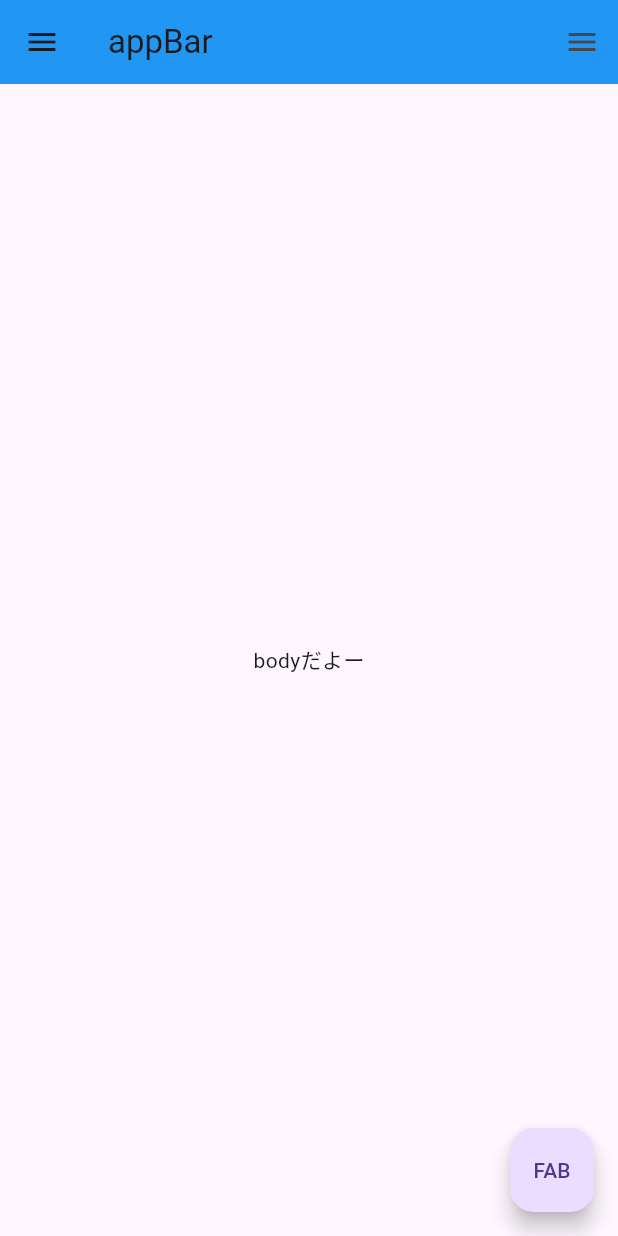
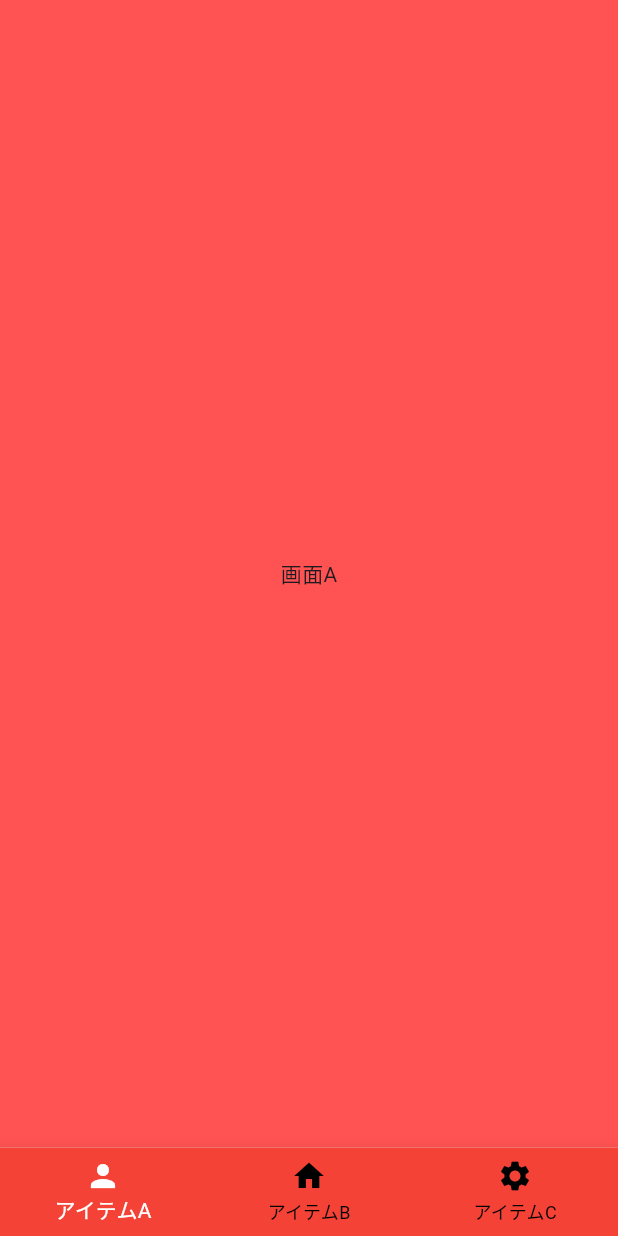
Before and after one commit to f04k04369/flutter-practice_02, a Flutter app: the screen it shows after launch, on a phone screen of 412 x 824 dp. Run offline on Flutter 3.47's test engine with Material 3 defaults, Android fonts, the light colour scheme and no system bars; our stand-ins replace flutter_riverpod.

Commit message:
#13 bottomnabigationbarについての解説

```diff
--- a/project/lib/main.dart
+++ b/project/lib/main.dart
@@ -1,52 +1,80 @@
 import 'package:flutter/material.dart';
-import 'package:project/sideMenu.dart';
+import 'package:flutter_riverpod/flutter_riverpod.dart';
+import 'package:project/page_a.dart';
+import 'package:project/page_b.dart';
+import 'package:project/page_c.dart';
 
+
+// アプリ全体
 main() {
-  // ウィジェット定義
-  final appBar = AppBar(
-    title: const Text('appBar'),
-    backgroundColor: Colors.blue,
+  // アプリ
+  const app = MaterialApp(
+    debugShowCheckedModeBanner: false,
+    home: Root(),
   );
+  const scope = ProviderScope(child: app);
 
-  // ドロワー
-  final drawer = Drawer(
-    child: SideMenu(),
-  );
+  runApp(scope);
+}
 
-  // エンドドロワー
-  final endDrawer = Drawer(
-    child: SideMenu(),
-  );
+// プロバイダー
+final indexProvider = StateProvider(
+  (ref) {
+// 変化させたいデータ
+    return 0;
+  },
+);
 
-  // フローティングアクションボタン
-    final fab = FloatingActionButton(
-      onPressed: () {
-        debugPrint('アクションボタンが押されました');
-      } ,
-      child: const Text('FAB'),
+// 画面全体を定義
+class Root extends ConsumerWidget {
+  const Root({super.key});
+
+  @override
+  Widget build(BuildContext context, WidgetRef ref)  {
+
+    final index = ref.watch(indexProvider);
+
+  // アイコン取得
+    const items = [
+      BottomNavigationBarItem(
+        icon: Icon(Icons.person),
+        label: 'アイテムA'
+      ),
+      BottomNavigationBarItem(
+        icon: Icon(Icons.home),
+        label: 'アイテムB'
+      ),
+      BottomNavigationBarItem(
+        icon: Icon(Icons.settings),
+        label: 'アイテムC'
+      ),
+
+    ];
+
+    // ボトムナビゲーションバーの設定
+    final bar = BottomNavigationBar(
+      items: items,
+      backgroundColor: Colors.red,
+      selectedItemColor: Colors.white,
+      unselectedItemColor: Colors.black,
+      currentIndex: index,
+      onTap: (index) {
+        // タップされたときにインデックスを変更する
+        ref.read(indexProvider.notifier).state = index;
+      },
     );
 
-    // ボディ
-    const body = Center(
-      child: Text('bodyだよー'),
+    // ウィジェット定義
+    const pages = [
+      pageA(),
+      PageB(),
+      PageC(),
+    ];
+
+    // 画面定義
+    return Scaffold(
+      body: pages[index],
+      bottomNavigationBar: bar,
     );
-
-
-  // 画面定義
-  final scaffold = Scaffold(
-    appBar: appBar,
-    drawer: drawer,
-    endDrawer: endDrawer,
-    floatingActionButton: fab,
-    body: body,
-  );
-
-  // アプリ
-  final app = MaterialApp(
-    debugShowCheckedModeBanner: false,
-    home: scaffold,
-  );
-  runApp(app);
+  }
 }
-
-// アプリ全体
--- /dev/null
+++ b/project/lib/page_a.dart
@@ -0,0 +1,15 @@
+import 'package:flutter/material.dart';
+
+class pageA extends StatelessWidget {
+  const pageA({super.key});
+
+  @override
+  Widget build(BuildContext context) {
+    return Scaffold(
+      backgroundColor: Colors.redAccent,
+      body: const Center(
+        child: Text('画面A'),
+      ),
+    );
+  }
+}
```
Also changed, not shown: project/lib/page_b.dart (added, +15 -0 lines), project/lib/page_c.dart (added, +15 -0 lines), project/lib/sideMenu.dart (deleted, +0 -46 lines).
